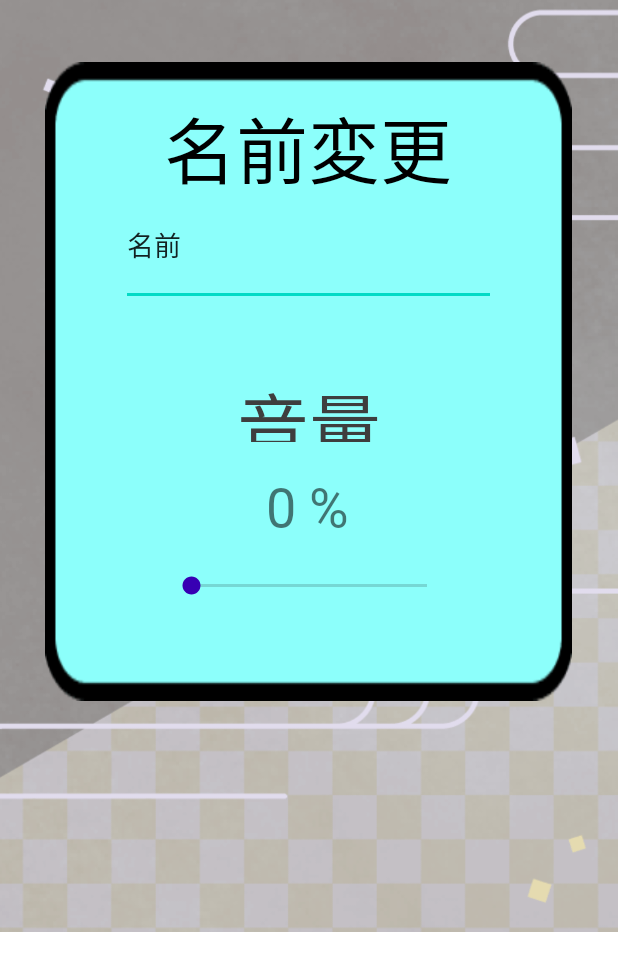
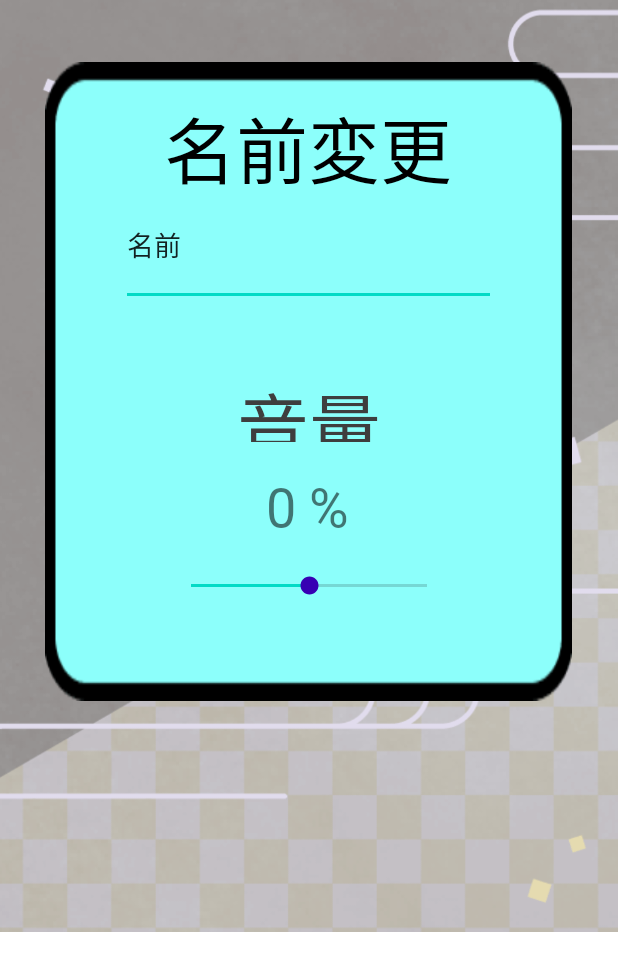
Before and after one commit to namiakanot/AndroidProject, an Android app: the screen it shows after launch (SettingActivity), after a tap on "SETTING", on a phone screen of 412 x 824 dp, the part 277-1236 px from its top. Run offline under Robolectric (Android 15) with nearby library versions, the phone set to English and light mode, and no system bars.

Commit message:
SEとか

```diff
--- a/app/src/main/java/com/example/sotsukenappproject/MainActivity.kt
+++ b/app/src/main/java/com/example/sotsukenappproject/MainActivity.kt
@@ -1,6 +1,7 @@
 package com.example.sotsukenappproject
 
 import android.content.Intent
+import android.media.MediaPlayer
 import android.widget.ImageButton
 import androidx.appcompat.app.AppCompatActivity
 import android.os.Bundle
@@ -8,6 +9,7 @@ import com.example.sotsukenappproject.databinding.ActivityMainBinding
 
 class MainActivity : AppCompatActivity() {
     private lateinit var binding: ActivityMainBinding
+    private lateinit var player: MediaPlayer
 
     override fun onCreate(savedInstanceState: Bundle?) {
         binding = ActivityMainBinding.inflate(layoutInflater)
@@ -44,5 +46,17 @@ class MainActivity : AppCompatActivity() {
             val intent = Intent(this, AchievementActivity::class.java)
             startActivity(intent)
         }
+
+        player = MediaPlayer.create(this, R.raw.sora)
+        player.isLooping = true
+    }
+    override fun onResume(){
+        super.onResume()
+        player.start()
+    }
+
+    override fun onPause(){
+        super.onPause()
+        player.pause()
     }
 }
--- a/app/src/main/java/com/example/sotsukenappproject/SettingActivity.kt
+++ b/app/src/main/java/com/example/sotsukenappproject/SettingActivity.kt
@@ -1,7 +1,9 @@
 package com.example.sotsukenappproject
 
+import android.content.Context
 import android.content.Intent
 import android.media.AudioAttributes
+import android.media.AudioManager
 import android.media.SoundPool
 import androidx.appcompat.app.AppCompatActivity
 import android.os.Bundle
@@ -9,6 +11,9 @@ import android.util.Log
 import android.view.MotionEvent
 import android.view.View
 import android.widget.ImageView
+import android.media.MediaPlayer
+import android.os.Handler
+import android.os.Looper
 import android.widget.SeekBar
 import android.view.animation.RotateAnimation
 import android.widget.TextView
@@ -16,8 +21,13 @@ import com.example.sotsukenappproject.databinding.ActivitySettingBinding
 
 class SettingActivity : AppCompatActivity() {
     private lateinit var binding: ActivitySettingBinding
+    //bgm
+    private lateinit var player: MediaPlayer
+    //SE
     private lateinit var soundPool: SoundPool
     private var soundResId = 0
+    private var soundResId2 = 0
+
 
     override fun onCreate(savedInstanceState: Bundle?) {
         binding = ActivitySettingBinding.inflate(layoutInflater)
@@ -32,8 +42,18 @@ class SettingActivity : AppCompatActivity() {
             soundPool.play(soundResId, 1.0f, 100f, 0, 0, 1.0f)
         }
 
+        binding.titlebutton.setOnClickListener {
+            val intent = Intent(this, MainActivity::class.java)
+            startActivity(intent)
+            soundPool.play(soundResId, 1.0f, 100f, 0, 0, 1.0f)
+        }
+
+        binding.playerName.setOnClickListener {
+            soundPool.play(soundResId2,1.0f,100f,0,0,1.0f)
+        }
+
         // 初期値
-        binding.volume.setProgress(0)
+        binding.volume.setProgress(50)
 
         //　最大値
         binding.volume.setMax(100)
@@ -42,7 +62,8 @@ class SettingActivity : AppCompatActivity() {
         binding.volume.setOnSeekBarChangeListener(
             object : SeekBar.OnSeekBarChangeListener {
                 override fun onProgressChanged(
-                    volume: SeekBar, progress: Int, fromUser: Boolean) {
+                    volume: SeekBar, progress: Int, fromUser: Boolean
+                ) {
                     val str: String = getString(R.string.percentage, progress)
                     binding.textvolume.text = str
                 }
@@ -50,14 +71,18 @@ class SettingActivity : AppCompatActivity() {
                 override fun onStartTrackingTouch(volume_bar: SeekBar) {
                     soundPool.play(soundResId, 1.0f, 100f, 0, 0, 1.0f)
                 }
+
                 override fun onStopTrackingTouch(volume_bar: SeekBar) {
                 }
             }
         )
+        player = MediaPlayer.create(this, R.raw.sora)
+        player.isLooping = true
     }
 
     override fun onResume() {
             super.onResume()
+            player.start()
             soundPool =
                SoundPool.Builder().run {
                    val audioAttributes = AudioAttributes.Builder().run {
@@ -68,7 +93,8 @@ class SettingActivity : AppCompatActivity() {
                     setAudioAttributes(audioAttributes)
                     build()
                 }
-            soundResId = soundPool.load(this, R.raw.set, 1)
+            soundResId = soundPool.load(this, R.raw.change, 1)
+            soundResId2 = soundPool.load(this, R.raw.change2,1)
         }
 
     override fun onPause() {
--- a/app/src/main/res/layout/activity_setting.xml
+++ b/app/src/main/res/layout/activity_setting.xml
@@ -140,4 +140,18 @@
         app:layout_constraintTop_toTopOf="parent"
         app:layout_constraintVertical_bias="0.275" />
 
+    <ImageButton
+        android:id="@+id/titlebutton"
+        android:layout_width="189dp"
+        android:layout_height="104dp"
+        android:background="@android:drawable/list_selector_background"
+        android:scaleType="fitCenter"
+        app:layout_constraintBottom_toBottomOf="parent"
+        app:layout_constraintEnd_toEndOf="parent"
+        app:layout_constraintHorizontal_bias="0.072"
+        app:layout_constraintStart_toStartOf="parent"
+        app:layout_constraintTop_toTopOf="parent"
+        app:layout_constraintVertical_bias="0.948"
+        app:srcCompat="@drawable/title_button" />
+
 </androidx.constraintlayout.widget.ConstraintLayout>
```
Also changed, not shown: app/src/main/java/com/example/sotsukenappproject/AchievementActivity.kt (+34 -1 lines), app/src/main/res/drawable/title_button.png, 2 other files.
